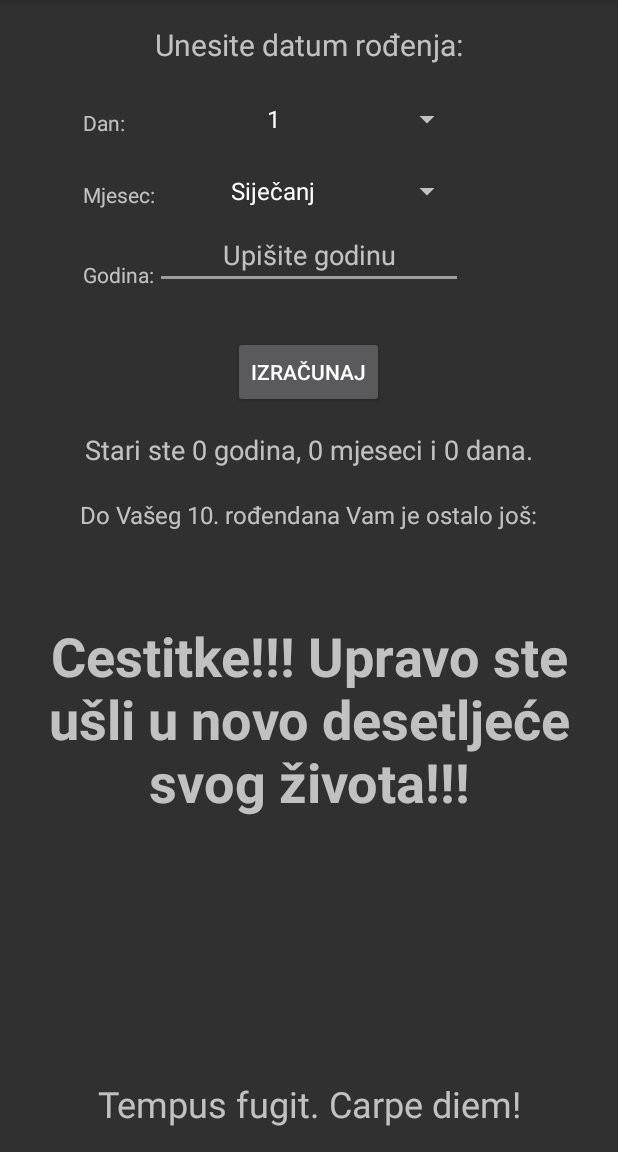
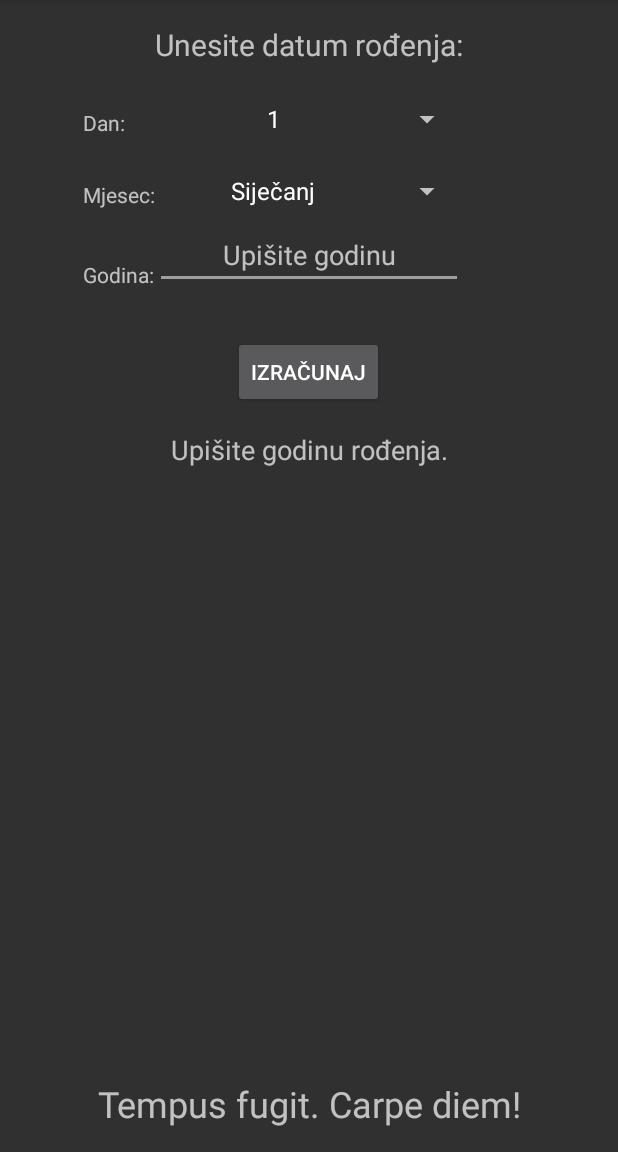
Before and after one commit to noNameDev4/KolikoSamStar, an Android app: the screen it shows after launch (MainActivity), after a tap on "IZRAČUNAJ", on a phone screen of 412 x 824 dp, the part 84-1236 px from its top. Run offline under Robolectric (Android 15) with nearby library versions, the phone set to English and light mode, and no system bars.

Commit message:
Possible crashes and errors handled

```diff
--- a/Kolikosamstar/app/src/main/java/com/dr/kolikosamstar/MainActivity.java
+++ b/Kolikosamstar/app/src/main/java/com/dr/kolikosamstar/MainActivity.java
@@ -29,12 +29,13 @@ public class MainActivity extends AppCompatActivity {
         public void run() {
 
             TextView textSeconds = (TextView) findViewById(R.id.secondsText);
-            TextView textRodjendan = (TextView) findViewById(R.id.textRodjendan);
             TextView textMinutes = (TextView) findViewById(R.id.minutesText);
             TextView textHours = (TextView) findViewById(R.id.hoursText);
             TextView textDays = (TextView) findViewById(R.id.daysText);
             TextView textMonths = (TextView) findViewById(R.id.monthsText);
             TextView textYears = (TextView) findViewById(R.id.yearsText);
+            TextView textLeft = (TextView) findViewById(R.id.textLeft);
+            TextView textRodjendan = (TextView) findViewById(R.id.answerText);
 
             seconds = (float) (seconds - 0.1);
 
@@ -46,6 +47,7 @@ public class MainActivity extends AppCompatActivity {
                     textDays.setText("");
                     textMonths.setText("");
                     textYears.setText("");
+                    textLeft.setText("");
                     textRodjendan.setText("Cestitke!!! Upravo ste ušli u novo desetljeće svog života!!!");
                 } else {
                     seconds = (float) 59.9;
@@ -59,6 +61,7 @@ public class MainActivity extends AppCompatActivity {
                             textDays.setText("");
                             textMonths.setText("");
                             textYears.setText("");
+                            textLeft.setText("");
                             textRodjendan.setText("Cestitke!!! Upravo ste ušli u novo desetljeće svog života!!!");
                         } else {
                             minutes = 59;
@@ -72,6 +75,7 @@ public class MainActivity extends AppCompatActivity {
                                     textDays.setText("");
                                     textMonths.setText("");
                                     textYears.setText("");
+                                    textLeft.setText("");
                                     textRodjendan.setText("Cestitke!!! Upravo ste ušli u novo desetljeće svog života!!!");
                                 } else {
                                     hours = 23;
@@ -84,6 +88,7 @@ public class MainActivity extends AppCompatActivity {
                                             textHours.setText("");
                                             textDays.setText("");
                                             textMonths.setText("");
+                                            textLeft.setText("");
                                             textYears.setText("");
                                             textRodjendan.setText("Cestitke!!! Upravo ste ušli u novo desetljeće svog života!!!");
                                         } else {
@@ -98,6 +103,7 @@ public class MainActivity extends AppCompatActivity {
                                                     textDays.setText("");
                                                     textMonths.setText("");
                                                     textYears.setText("");
+                                                    textLeft.setText("");
                                                     textRodjendan.setText("Cestitke!!! Upravo ste ušli u novo desetljeće svog života!!!");
                                                 } else {
                                                     months = 11;
@@ -144,12 +150,7 @@ public class MainActivity extends AppCompatActivity {
             InputMethodManager imm = (InputMethodManager) getSystemService(Context.INPUT_METHOD_SERVICE);
             imm.hideSoftInputFromWindow(view.getWindowToken(), 0);
         }
-        TextView textRodjendan = (TextView) findViewById(R.id.textRodjendan);
-        textRodjendan.setText("");
 
-        EditText editText = (EditText) findViewById(R.id.edittext_year);
-        String year = editText.getText().toString();
-        Integer yearInt = Integer.parseInt(year);
         TextView answer = (TextView) findViewById(R.id.answerText);
         TextView textLeft = (TextView) findViewById(R.id.textLeft);
         TextView answerYears = (TextView) findViewById(R.id.yearsText);
@@ -159,8 +160,41 @@ public class MainActivity extends AppCompatActivity {
         TextView answerMinutes = (TextView) findViewById(R.id.minutesText);
         TextView answerSeconds = (TextView) findViewById(R.id.secondsText);
 
+        EditText editText = (EditText) findViewById(R.id.edittext_year);
+        String year = editText.getText().toString();
+
+        if (year.isEmpty()) {
+            answerSeconds.removeCallbacks(r);
+            answerSeconds.setText("");
+            answerMinutes.setText("");
+            answerHours.setText("");
+            answerDays.setText("");
+            answerMonths.setText("");
+            answerYears.setText("");
+            textLeft.setText("");
+            answer.setText("Upišite godinu rođenja.");
+            return;
+        }
+
+        Integer yearInt = Integer.parseInt(year);
+
+
+        if (yearInt < 1) {
+            answerSeconds.removeCallbacks(r);
+            answerSeconds.setText("");
+            answerMinutes.setText("");
+            answerHours.setText("");
+            answerDays.setText("");
+            answerMonths.setText("");
+            answerYears.setText("");
+            textLeft.setText("");
+            answer.setText("Unijeli ste nevažeći datum. Unestite datum izmedju 1.1.1. i danas.");
+            return;
+        } else {
+            answer.setText("");
+        }
+
         Spinner spinnerDay = (Spinner) findViewById(R.id.spinner_days);
-
         int day = spinnerDay.getSelectedItemPosition() + 1;
         Spinner spinnerMonths = (Spinner) findViewById(R.id.spinner_months);
         int month = spinnerMonths.getSelectedItemPosition();
@@ -170,6 +204,25 @@ public class MainActivity extends AppCompatActivity {
         Calendar calFuture = Calendar.getInstance();
         calInput.set(yearInt, month, day, 0, 0, 0);
         calToday.getTime();
+
+        long xmilsecsToday = calToday.getTimeInMillis();
+        long xmilsecsInput = calInput.getTimeInMillis();
+        long xdiffValidityCheck = xmilsecsToday - xmilsecsInput;
+
+        if (xdiffValidityCheck <= 0) {
+            answerSeconds.removeCallbacks(r);
+            answerSeconds.setText("");
+            answerMinutes.setText("");
+            answerHours.setText("");
+            answerDays.setText("");
+            answerMonths.setText("");
+            answerYears.setText("");
+            textLeft.setText("");
+            answer.setText("Unijeli ste nevažeći datum. Unestite datum izmedju 1.1.1. i danas.");
+            return;
+        } else {
+            answer.setText("");
+        }
 
 //        long milsecs1= calInput.getTimeInMillis();
 //        long milsecs2 = calToday.getTimeInMillis();
--- a/Kolikosamstar/app/src/main/res/layout/activity_main.xml
+++ b/Kolikosamstar/app/src/main/res/layout/activity_main.xml
@@ -198,17 +198,4 @@
         android:layout_alignParentStart="false"
         android:layout_centerHorizontal="true" />
 
-    <TextView
-        android:layout_width="wrap_content"
-        android:layout_height="wrap_content"
-        android:id="@+id/textRodjendan"
-        android:layout_alignParentRight="true"
-        android:layout_alignParentEnd="true"
-        android:layout_alignParentLeft="true"
-        android:layout_alignParentStart="true"
-        android:layout_below="@+id/minutesText"
-        android:textAlignment="center"
-        android:textStyle="normal|bold"
-        android:textSize="36sp" />
-
 </RelativeLayout>
```
